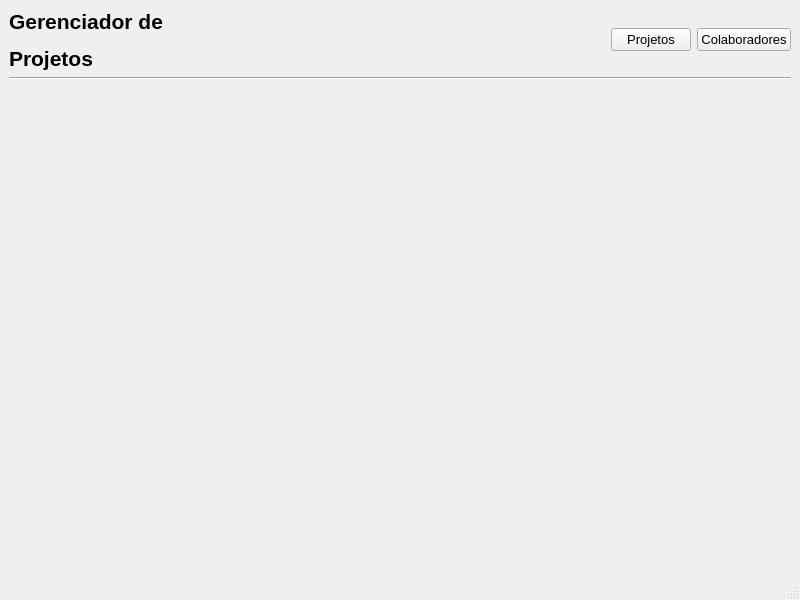
First picture: the form in view/main_window.ui, repository HarukiReiss/Gerenciador_de_Tarefas, before the edit.
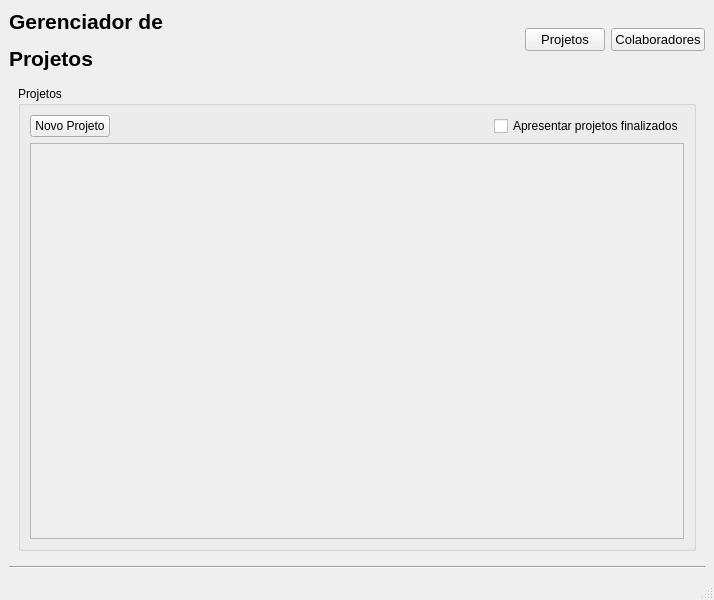
Second picture: the form after the edit.

```diff
--- a/view/main_window.ui
+++ b/view/main_window.ui
@@ -6,7 +6,7 @@
    <rect>
     <x>0</x>
     <y>0</y>
-    <width>800</width>
+    <width>714</width>
     <height>600</height>
    </rect>
   </property>
@@ -14,7 +14,7 @@
    <string>MainWindow</string>
   </property>
   <widget class="QWidget" name="centralwidget">
-   <layout class="QVBoxLayout" name="verticalLayout">
+   <layout class="QVBoxLayout" name="verticalLayout_4">
     <item>
      <layout class="QHBoxLayout" name="horizontalLayout">
       <item>
@@ -75,6 +75,77 @@
       </item>
      </layout>
     </item>
+    <item>
+     <widget class="QStackedWidget" name="stackedWidget">
+      <widget class="QWidget" name="page">
+       <layout class="QVBoxLayout" name="verticalLayout_3">
+        <item>
+         <widget class="QGroupBox" name="groupBox">
+          <property name="title">
+           <string>Projetos</string>
+          </property>
+          <layout class="QVBoxLayout" name="verticalLayout_2">
+           <item>
+            <layout class="QHBoxLayout" name="horizontalLayout_2">
+             <item>
+              <widget class="QPushButton" name="pushButton">
+               <property name="text">
+                <string>Novo Projeto</string>
+               </property>
+              </widget>
+             </item>
+             <item>
+              <spacer name="horizontalSpacer_2">
+               <property name="orientation">
+                <enum>Qt::Horizontal</enum>
+               </property>
+               <property name="sizeHint" stdset="0">
+                <size>
+                 <width>40</width>
+                 <height>20</height>
+                </size>
+               </property>
+              </spacer>
+             </item>
+             <item>
+              <widget class="QCheckBox" name="checkBox">
+               <property name="text">
+                <string>Apresentar projetos finalizados</string>
+               </property>
+              </widget>
+             </item>
+            </layout>
+           </item>
+           <item>
+            <widget class="QScrollArea" name="scrollArea">
+             <property name="widgetResizable">
+              <bool>true</bool>
+             </property>
+             <widget class="QWidget" name="scrollAreaWidgetContents">
+              <property name="geometry">
+               <rect>
+                <x>0</x>
+                <y>0</y>
+                <width>656</width>
+                <height>378</height>
+               </rect>
+              </property>
+              <layout class="QVBoxLayout" name="verticalLayout">
+               <item>
+                <layout class="QVBoxLayout" name="project_layout"/>
+               </item>
+              </layout>
+             </widget>
+            </widget>
+           </item>
+          </layout>
+         </widget>
+        </item>
+       </layout>
+      </widget>
+      <widget class="QWidget" name="page_2"/>
+     </widget>
+    </item>
     <item>
      <widget class="Line" name="line">
       <property name="orientation">
@@ -82,12 +153,6 @@
       </property>
      </widget>
     </item>
-    <item>
-     <widget class="QStackedWidget" name="painel">
-      <widget class="QWidget" name="page"/>
-      <widget class="QWidget" name="page_2"/>
-     </widget>
-    </item>
    </layout>
   </widget>
   <widget class="QMenuBar" name="menubar">
```
Left out of the diff: 2 changed lines with no effect on the pictures.
